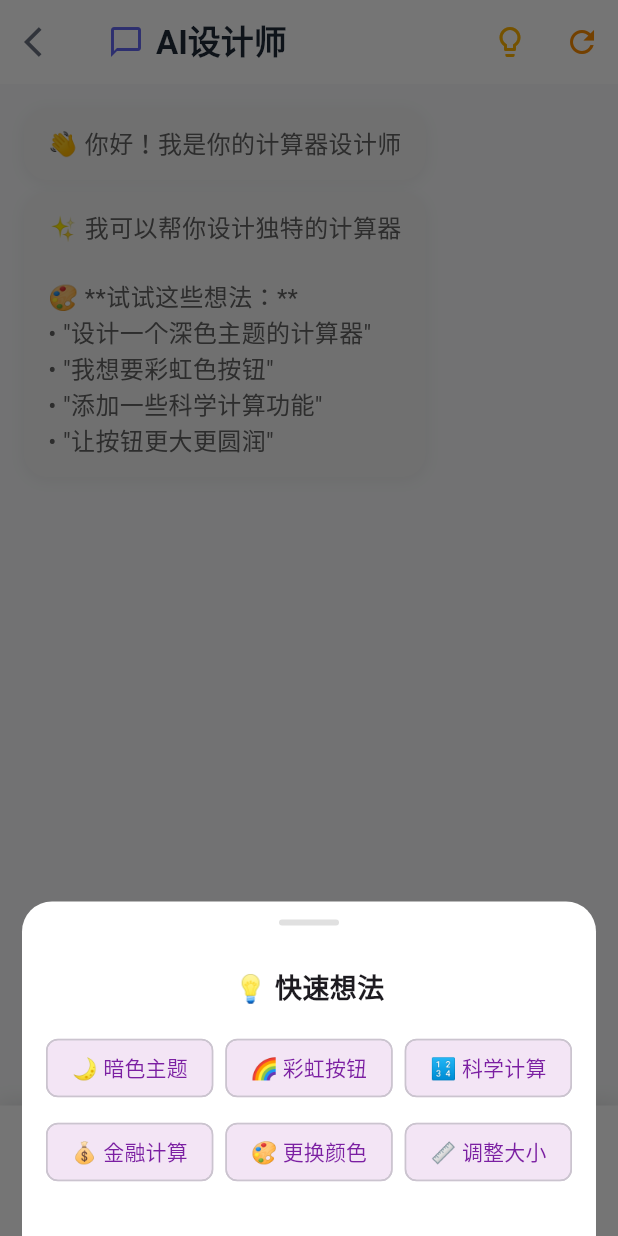
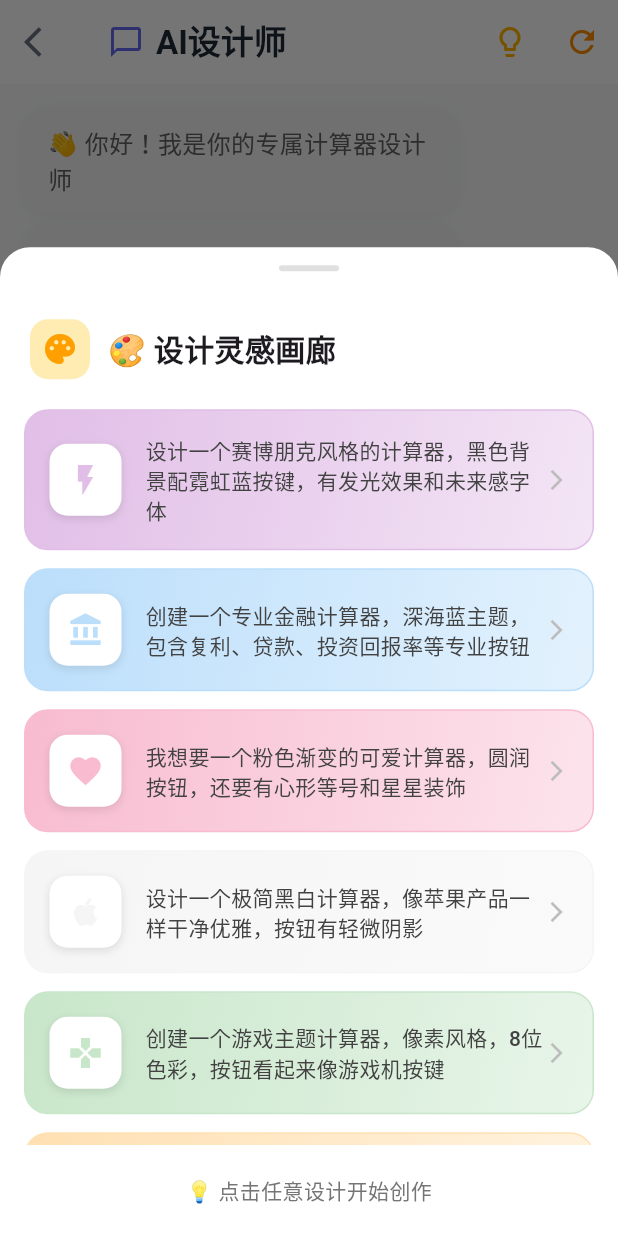
Before and after one commit to visionwise-nick/Queee-Calculator, a Flutter app: the AICustomizeScreen screen opened directly, after a tap on the "lightbulb outline" icon, on a phone screen of 412 x 824 dp. Run offline on Flutter 3.47's test engine with Material 3 defaults, Android fonts, the phone set to English and light mode, and no system bars; our stand-ins replace shared_preferences; accounts and stored records are empty; Roboto replaces fonts that are missing (SF Pro Display).

```diff
--- a/lib/screens/ai_customize_screen.dart
+++ b/lib/screens/ai_customize_screen.dart
@@ -73,8 +73,8 @@ class _AICustomizeScreenState extends State<AICustomizeScreen>
 
   Future<void> _addWelcomeMessages() async {
     final welcomeMessages = [
-      '👋 你好！我是你的计算器设计师',
-      '✨ 我可以帮你设计独特的计算器\n\n🎨 **试试这些想法：**\n• "设计一个深色主题的计算器"\n• "我想要彩虹色按钮"\n• "添加一些科学计算功能"\n• "让按钮更大更圆润"',
+      '👋 你好！我是你的专属计算器设计师',
+      '✨ 我不只是改改颜色，而是创造完整的设计作品！\n\n🎨 我能为你打造：\n• 完整的主题设计（赛博朋克、极简、可爱风等）\n• 专业功能计算器（金融、科学、工程）\n• 独特的视觉效果（发光、渐变、纹理）\n• 个性化的用户体验\n\n💡 点击灯泡查看设计画廊，或者直接告诉我你的想法！',
     ];
 
     for (int i = 0; i < welcomeMessages.length; i++) {
@@ -182,24 +182,27 @@ class _AICustomizeScreenState extends State<AICustomizeScreen>
 
   void _showQuickReplies() {
     final quickReplies = [
-      '🌙 暗色主题',
-      '🌈 彩虹按钮',
-      '🔢 科学计算',
-      '💰 金融计算',
-      '🎨 更换颜色',
-      '📏 调整大小',
+      '设计一个赛博朋克风格的计算器，黑色背景配霓虹蓝按键，有发光效果和未来感字体',
+      '创建一个专业金融计算器，深海蓝主题，包含复利、贷款、投资回报率等专业按钮',
+      '我想要一个粉色渐变的可爱计算器，圆润按钮，还要有心形等号和星星装饰',
+      '设计一个极简黑白计算器，像苹果产品一样干净优雅，按钮有轻微阴影',
+      '创建一个游戏主题计算器，像素风格，8位色彩，按钮看起来像游戏机按键',
+      '我需要一个工程师专用计算器，包含三角函数、对数、幂运算等科学计算功能',
+      '设计一个温暖的木质纹理计算器，棕色系配色，按钮有木头质感',
+      '创建一个夜间模式计算器，深色背景保护眼睛，橙色数字易于阅读',
     ];
 
     showModalBottomSheet(
       context: context,
       backgroundColor: Colors.transparent,
+      isScrollControlled: true,
       builder: (context) => Container(
+        height: MediaQuery.of(context).size.height * 0.8,
         decoration: const BoxDecoration(
           color: Colors.white,
           borderRadius: BorderRadius.vertical(top: Radius.circular(20)),
         ),
         child: Column(
-          mainAxisSize: MainAxisSize.min,
           children: [
             Container(
               width: 40,
@@ -210,32 +213,133 @@ class _AICustomizeScreenState extends State<AICustomizeScreen>
                 borderRadius: BorderRadius.circular(2),
               ),
             ),
-            const Padding(
-              padding: EdgeInsets.all(16),
-              child: Text(
-                '💡 快速想法',
-                style: TextStyle(fontSize: 18, fontWeight: FontWeight.bold),
+            Padding(
+              padding: const EdgeInsets.all(20),
+              child: Row(
+                children: [
+                  Container(
+                    padding: const EdgeInsets.all(8),
+                    decoration: BoxDecoration(
+                      color: Colors.amber.shade100,
+                      borderRadius: BorderRadius.circular(12),
+                    ),
+                    child: Icon(Icons.palette, color: Colors.amber.shade700),
+                  ),
+                  const SizedBox(width: 12),
+                  const Text(
+                    '🎨 设计灵感画廊',
+                    style: TextStyle(fontSize: 20, fontWeight: FontWeight.bold),
+                  ),
+                ],
+              ),
+            ),
+            Expanded(
+              child: ListView.builder(
+                padding: const EdgeInsets.symmetric(horizontal: 16),
+                itemCount: quickReplies.length,
+                itemBuilder: (context, index) {
+                  final reply = quickReplies[index];
+                  final colors = [
+                    [Colors.purple.shade100, Colors.purple.shade50],
+                    [Colors.blue.shade100, Colors.blue.shade50],
+                    [Colors.pink.shade100, Colors.pink.shade50],
+                    [Colors.grey.shade100, Colors.grey.shade50],
+                    [Colors.green.shade100, Colors.green.shade50],
+                    [Colors.orange.shade100, Colors.orange.shade50],
+                    [Colors.brown.shade100, Colors.brown.shade50],
+                    [Colors.indigo.shade100, Colors.indigo.shade50],
+                  ];
+
+                  final colorPair = colors[index % colors.length];
+                  final icons = [
+                    Icons.flash_on,
+                    Icons.account_balance,
+                    Icons.favorite,
+                    Icons.apple,
+                    Icons.games,
+                    Icons.engineering,
+                    Icons.nature,
+                    Icons.bedtime,
+                  ];
+
+                  return Container(
+                    margin: const EdgeInsets.only(bottom: 12),
+                    child: Material(
+                      color: Colors.transparent,
+                      child: InkWell(
+                        onTap: () {
+                          Navigator.pop(context);
+                          _sendMessage(reply);
+                        },
+                        borderRadius: BorderRadius.circular(16),
+                        child: Container(
+                          padding: const EdgeInsets.all(16),
+                          decoration: BoxDecoration(
+                            gradient: LinearGradient(
+                              colors: colorPair,
+                              begin: Alignment.topLeft,
+                              end: Alignment.bottomRight,
+                            ),
+                            borderRadius: BorderRadius.circular(16),
+                            border: Border.all(color: colorPair[0]),
+                          ),
+                          child: Row(
+                            children: [
+                              Container(
+                                padding: const EdgeInsets.all(12),
+                                decoration: BoxDecoration(
+                                  color: Colors.white,
+                                  borderRadius: BorderRadius.circular(12),
+                                  boxShadow: [
+                                    BoxShadow(
+                                      color: Colors.black.withOpacity(0.1),
+                                      blurRadius: 4,
+                                      offset: const Offset(0, 2),
+                                    ),
+                                  ],
+                                ),
+                                child: Icon(
+                                  icons[index % icons.length],
+                                  color: colorPair[0],
+                                  size: 24,
+                                ),
+                              ),
+                              const SizedBox(width: 16),
+                              Expanded(
+                                child: Text(
+                                  reply,
+                                  style: TextStyle(
+                                    fontSize: 14,
+                                    height: 1.4,
+                                    color: Colors.grey.shade800,
+                                    fontWeight: FontWeight.w500,
+                                  ),
+                                ),
+                              ),
+                              Icon(
+                                Icons.arrow_forward_ios,
+                                size: 16,
+                                color: Colors.grey.shade400,
+                              ),
+                            ],
+                          ),
+                        ),
+                      ),
+                    ),
+                  );
+                },
               ),
             ),
             Padding(
-              padding: const EdgeInsets.symmetric(horizontal: 16),
-              child: Wrap(
-                spacing: 8,
-                runSpacing: 8,
-                children: quickReplies.map((reply) =>
-                  ActionChip(
-                    label: Text(reply),
-                    onPressed: () {
-                      Navigator.pop(context);
-                      _sendMessage(reply);
-                    },
-                    backgroundColor: Colors.purple.shade50,
-                    labelStyle: TextStyle(color: Colors.purple.shade700),
-                  ),
-                ).toList(),
+              padding: const EdgeInsets.all(20),
+              child: Text(
+                '💡 点击任意设计开始创作',
+                style: TextStyle(
+                  color: Colors.grey.shade600,
+                  fontSize: 14,
+                ),
               ),
             ),
-            const SizedBox(height: 32),
           ],
         ),
       ),
```
